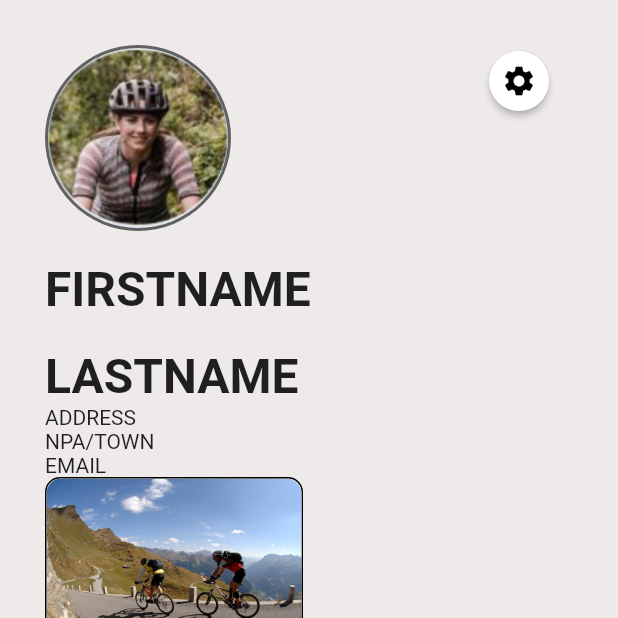
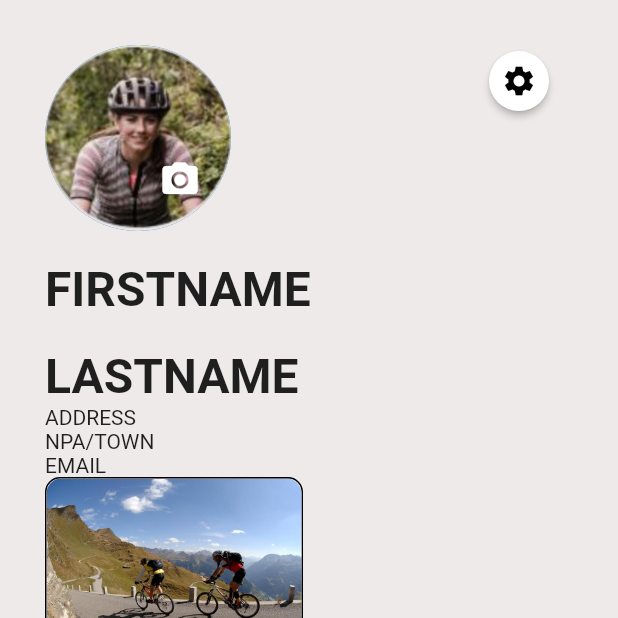
Before and after one commit to ndevanthery/cycling_routes, a Flutter app: the ProfilePage screen opened directly, on a phone screen of 412 x 824 dp, the top half of it. Run offline on Flutter 3.47's test engine with Material 2 defaults, Android fonts, the phone set to English and light mode, and no system bars; our stand-ins replace cloud_firestore, firebase_auth, firebase_core, flutter_map, flutter_spinkit, geolocator and 2 more; accounts and stored records are empty; network calls fail; statements that could not run were skipped.

Commit message:
Change Profile picture on profile page

```diff
--- a/lib/Screens/home/home.dart
+++ b/lib/Screens/home/home.dart
@@ -33,7 +33,7 @@ class _HomeState extends State<Home> {
           style: TextStyle(color: Colors.black),
         ),
         actions: <Widget>[
-          FlatButton.icon(
+          TextButton.icon(
             onPressed: () async {
               await _auth.signOut();
             },
--- a/lib/Screens/profile/Profile.dart
+++ b/lib/Screens/profile/Profile.dart
@@ -1,7 +1,13 @@
+// ignore: file_names
+
+import 'dart:io';
+
+import 'package:flutter/material.dart';
+import 'package:image_picker/image_picker.dart';
 import 'package:cycling_routes/Shared/components/route_card.dart';
-import 'package:flutter/material.dart';
-import 'package:flutter/src/foundation/key.dart';
-import 'package:flutter/src/widgets/framework.dart';
+
+//import 'package:flutter/src/foundation/key.dart';
+//import 'package:flutter/src/widgets/framework.dart';
 
 class ProfilePage extends StatefulWidget {
   const ProfilePage({Key? key}) : super(key: key);
@@ -11,6 +17,9 @@ class ProfilePage extends StatefulWidget {
 }
 
 class _ProfilePageState extends State<ProfilePage> {
+  PickedFile? imageFile;
+  final ImagePicker _picker = ImagePicker();
+
   @override
   Widget build(BuildContext context) {
     return Scaffold(
@@ -23,22 +32,27 @@ class _ProfilePageState extends State<ProfilePage> {
               mainAxisAlignment: MainAxisAlignment.spaceBetween,
               crossAxisAlignment: CrossAxisAlignment.start,
               children: [
-                CircleAvatar(
+                imageProfile(),
+                const SizedBox(
+                  height: 20,
+                )
+                /*CircleAvatar(
                   radius: 62,
                   backgroundColor: Colors.grey[700],
                   child: CircleAvatar(
                     backgroundImage: AssetImage('assets/profile_pic.png'),
                     radius: 60,
                   ),
-                ),
+                ),*/
+                ,
                 ElevatedButton(
                   style: ElevatedButton.styleFrom(
                     primary: Colors.white,
-                    shape: CircleBorder(),
+                    shape: const CircleBorder(),
                   ),
                   onPressed: () {},
-                  child: Padding(
-                    padding: const EdgeInsets.all(8.0),
+                  child: const Padding(
+                    padding: EdgeInsets.all(8.0),
                     child: Icon(
                       Icons.settings,
                       color: Colors.black,
@@ -47,23 +61,94 @@ class _ProfilePageState extends State<ProfilePage> {
                 ),
               ],
             ),
-            SizedBox(height: 20),
-            Text(
+            const SizedBox(height: 20),
+            const Text(
               "FIRSTNAME",
               style: TextStyle(fontSize: 32, fontWeight: FontWeight.bold),
             ),
-            SizedBox(height: 20),
-            Text(
+            const SizedBox(height: 20),
+            const Text(
               "LASTNAME",
               style: TextStyle(fontSize: 32, fontWeight: FontWeight.bold),
             ),
-            Text("ADDRESS"),
-            Text("NPA/TOWN"),
-            Text("EMAIL"),
-            RouteCard(),
+            const Text("ADDRESS"),
+            const Text("NPA/TOWN"),
+            const Text("EMAIL"),
+            const RouteCard(),
           ],
         ),
       ),
     );
   }
+
+  Widget imageProfile() {
+    return Stack(children: <Widget>[
+      CircleAvatar(
+          radius: 62.0,
+          // ignore: unnecessary_null_comparison
+          backgroundImage: imageFile == null
+              ? const AssetImage("assets/profile_pic.png") as ImageProvider
+              : FileImage(File(imageFile!.path))),
+      Positioned(
+        bottom: 20.0,
+        right: 20.0,
+        child: InkWell(
+          onTap: () {
+            showModalBottomSheet(
+              context: context,
+              builder: ((builder) => bottomSheet()),
+            );
+          },
+          child: const Icon(Icons.camera_alt,
+              color: Color.fromARGB(255, 255, 255, 255), size: 28.0),
+        ),
+      ),
+    ]);
+  }
+
+  Widget bottomSheet() {
+    return Container(
+      height: 100.0,
+      width: 200.0,
+      margin: const EdgeInsets.symmetric(horizontal: 20, vertical: 20),
+      child: Column(
+        children: <Widget>[
+          const Text(
+            "Choose Profile picture",
+            style: TextStyle(
+              fontSize: 20.0,
+            ),
+          ),
+          const SizedBox(
+            height: 20,
+          ),
+          Row(mainAxisAlignment: MainAxisAlignment.center, children: <Widget>[
+            ElevatedButton.icon(
+              icon: const Icon(Icons.camera),
+              onPressed: () {
+                takePhoto(ImageSource.camera);
+              },
+              label: const Text("Camera"),
+            ),
+            ElevatedButton.icon(
+              icon: const Icon(Icons.image),
+              onPressed: () {
+                takePhoto(ImageSource.gallery);
+              },
+              label: const Text("Gallery"),
+            ),
+          ])
+        ],
+      ),
+    );
+  }
+
+  void takePhoto(ImageSource source) async {
+    final pickedFile = await _picker.getImage(
+      source: source,
+    );
+    setState(() {
+      imageFile = pickedFile!;
+    });
+  }
 }
--- a/pubspec.yaml
+++ b/pubspec.yaml
@@ -44,6 +44,8 @@ dependencies:
   latlong2: ^0.8.0
   geolocator: ^8.2.0
   intl: ^0.17.0
+  path: ^1.8.2
+  image_picker: ^0.8.6
 
 dev_dependencies:
   flutter_test:
```
